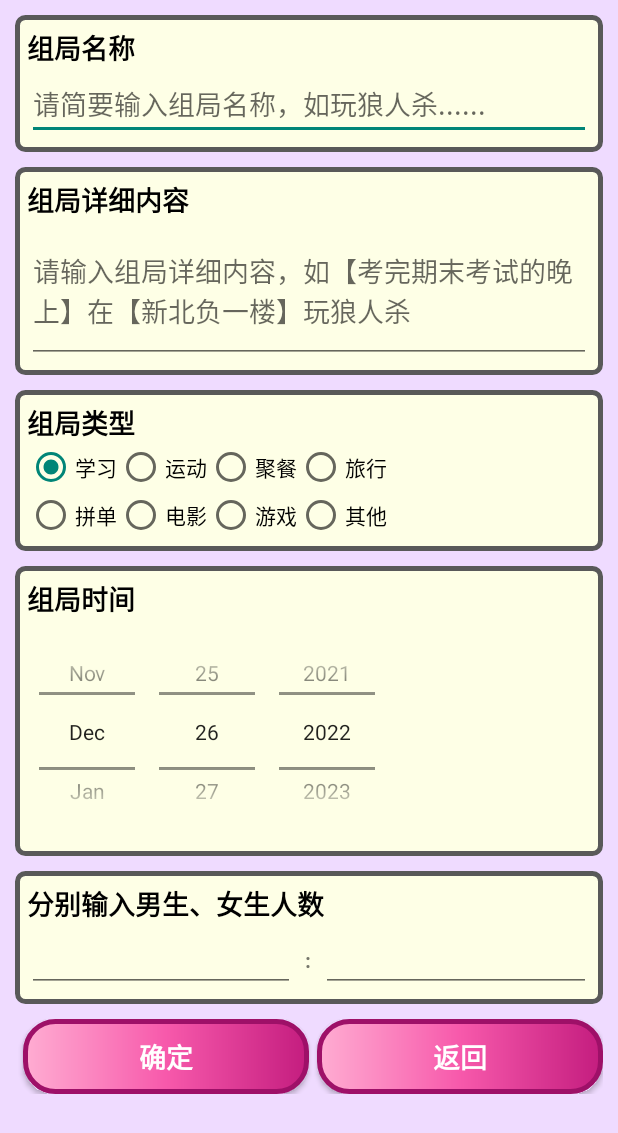
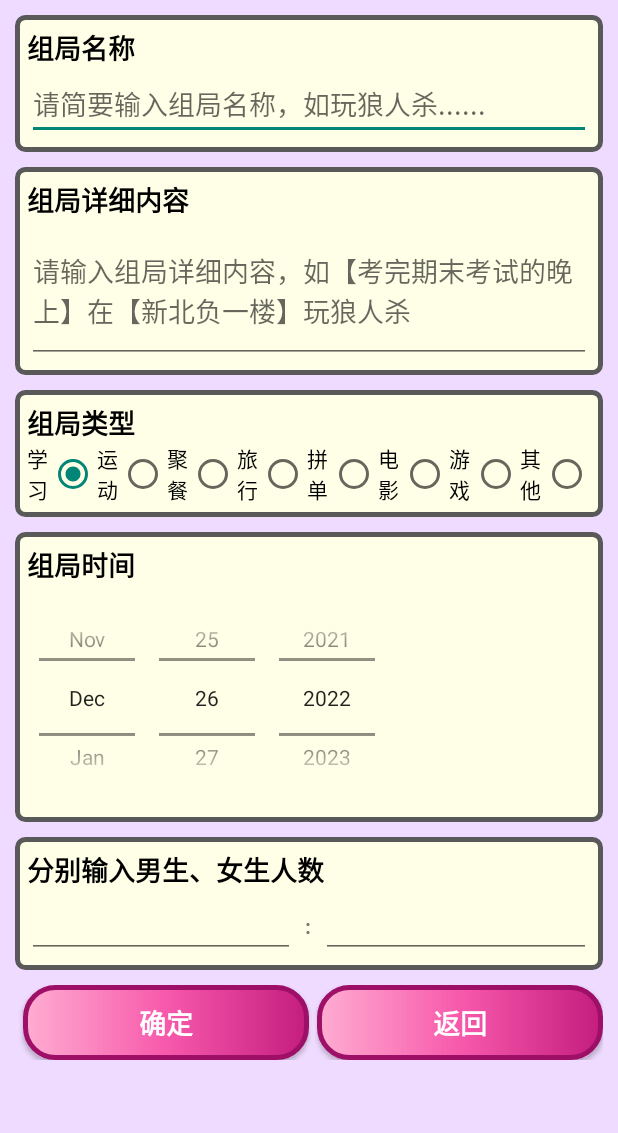
Before and after one commit to yufoo1/Hangyou, an Android app: the AddGroupPageActivity screen opened directly, with no data from a screen before it, on a phone screen of 412 x 824 dp. Shown: the top 1133 px of the screen. Run offline under Robolectric (Android 15) with nearby library versions, the phone set to English and light mode, and no system bars.

Commit message:
修改组局类型多选问题+调整listview边距

```diff
--- a/app/src/main/res/layout/fragment_add_group_page.xml
+++ b/app/src/main/res/layout/fragment_add_group_page.xml
@@ -90,10 +90,6 @@
                 android:layout_marginTop="10dp"
                 android:background="@drawable/border">
 
-                <LinearLayout
-                    android:layout_width="wrap_content"
-                    android:layout_height="wrap_content"
-                    android:orientation="vertical">
                 <TextView
                     android:layout_width="match_parent"
                     android:layout_height="wrap_content"
@@ -108,11 +104,6 @@
                     android:layout_width="match_parent"
                     android:layout_height="wrap_content"
                     android:id="@+id/add_group_page_type"
-                        android:orientation="vertical">
-
-                        <LinearLayout
-                            android:layout_width="match_parent"
-                            android:layout_height="wrap_content"
                     android:orientation="horizontal">
                     <RadioButton
                         android:layout_weight="1"
@@ -120,66 +111,66 @@
                         android:layout_height="wrap_content"
                         android:id="@+id/add_group_page_type_0"
                         android:checked="true"
-                                android:text="学习">
+                        android:text="学习"
+                        android:layoutDirection="rtl">
                     </RadioButton>
                     <RadioButton
                         android:layout_weight="1"
                         android:layout_width="0dp"
                         android:layout_height="wrap_content"
                         android:id="@+id/add_group_page_type_1"
-                                android:text="运动">
+                        android:text="运动"
+                        android:layoutDirection="rtl">
                     </RadioButton>
                     <RadioButton
                         android:layout_weight="1"
                         android:layout_width="0dp"
                         android:layout_height="wrap_content"
                         android:id="@+id/add_group_page_type_2"
-                                android:text="聚餐">
+                        android:text="聚餐"
+                        android:layoutDirection="rtl">
                     </RadioButton>
                     <RadioButton
                         android:layout_weight="1"
                         android:layout_width="0dp"
                         android:layout_height="wrap_content"
                         android:id="@+id/add_group_page_type_3"
-                                android:text="旅行">
+                        android:text="旅行"
+                        android:layoutDirection="rtl">
                     </RadioButton>
-                        </LinearLayout>
-
-                        <LinearLayout
-                            android:layout_width="match_parent"
-                            android:layout_height="wrap_content"
-                            android:orientation="horizontal">
                     <RadioButton
                         android:layout_weight="1"
                         android:layout_width="0dp"
                         android:layout_height="wrap_content"
                         android:id="@+id/add_group_page_type_4"
-                                android:text="拼单">
+                        android:text="拼单"
+                        android:layoutDirection="rtl">
                     </RadioButton>
                     <RadioButton
                         android:layout_weight="1"
                         android:layout_width="0dp"
                         android:layout_height="wrap_content"
                         android:id="@+id/add_group_page_type_5"
-                                android:text="电影">
+                        android:text="电影"
+                        android:layoutDirection="rtl">
                     </RadioButton>
                     <RadioButton
                         android:layout_weight="1"
                         android:layout_width="0dp"
                         android:layout_height="wrap_content"
                         android:id="@+id/add_group_page_type_6"
-                                android:text="游戏">
+                        android:text="游戏"
+                        android:layoutDirection="rtl">
                     </RadioButton>
                     <RadioButton
                         android:layout_weight="1"
                         android:layout_width="0dp"
                         android:layout_height="wrap_content"
                         android:id="@+id/add_group_page_type_7"
-                                android:text="其他">
+                        android:text="其他"
+                        android:layoutDirection="rtl">
                     </RadioButton>
-                        </LinearLayout>
                 </RadioGroup>
-                </LinearLayout>
             </LinearLayout>
 
             <LinearLayout
--- a/app/src/main/res/layout/fragment_group.xml
+++ b/app/src/main/res/layout/fragment_group.xml
@@ -228,7 +228,7 @@
     <ListView
         android:layout_width="match_parent"
         android:layout_height="0dp"
-        android:layout_marginTop="10dp"
+        android:layout_margin="10dp"
         android:id="@+id/group_cards"
         app:layout_constraintBottom_toBottomOf="parent"
         app:layout_constraintTop_toBottomOf="@+id/tableLayout_small_card"
```
Lines whose indentation alone changed are shown as unchanged.
